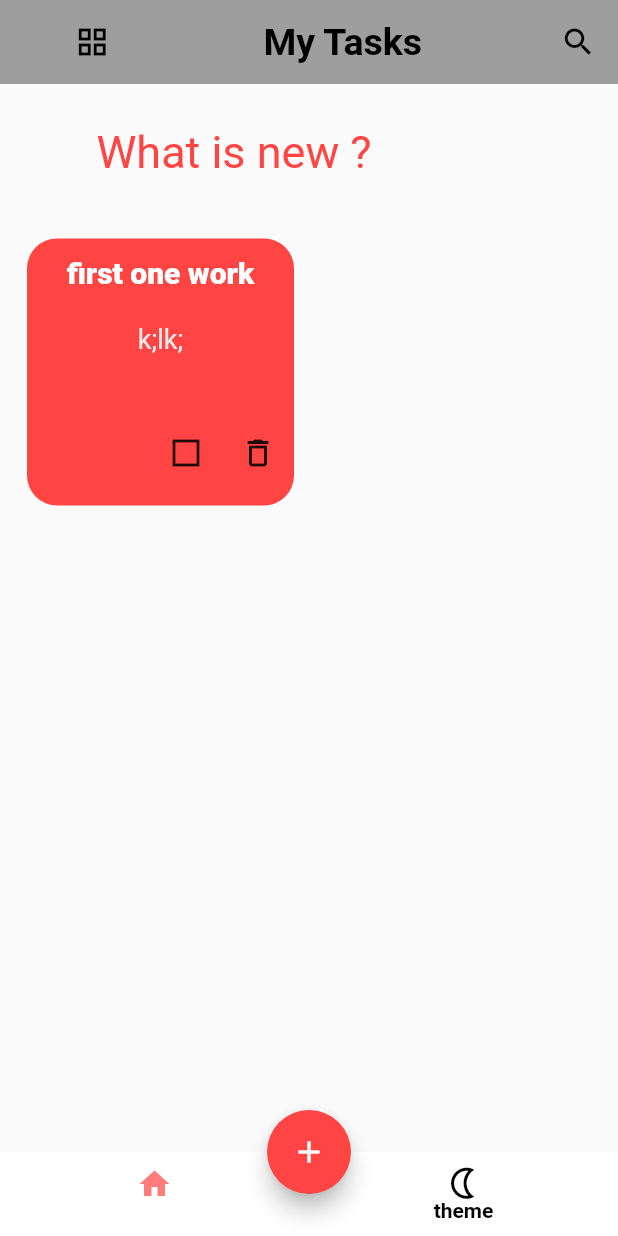
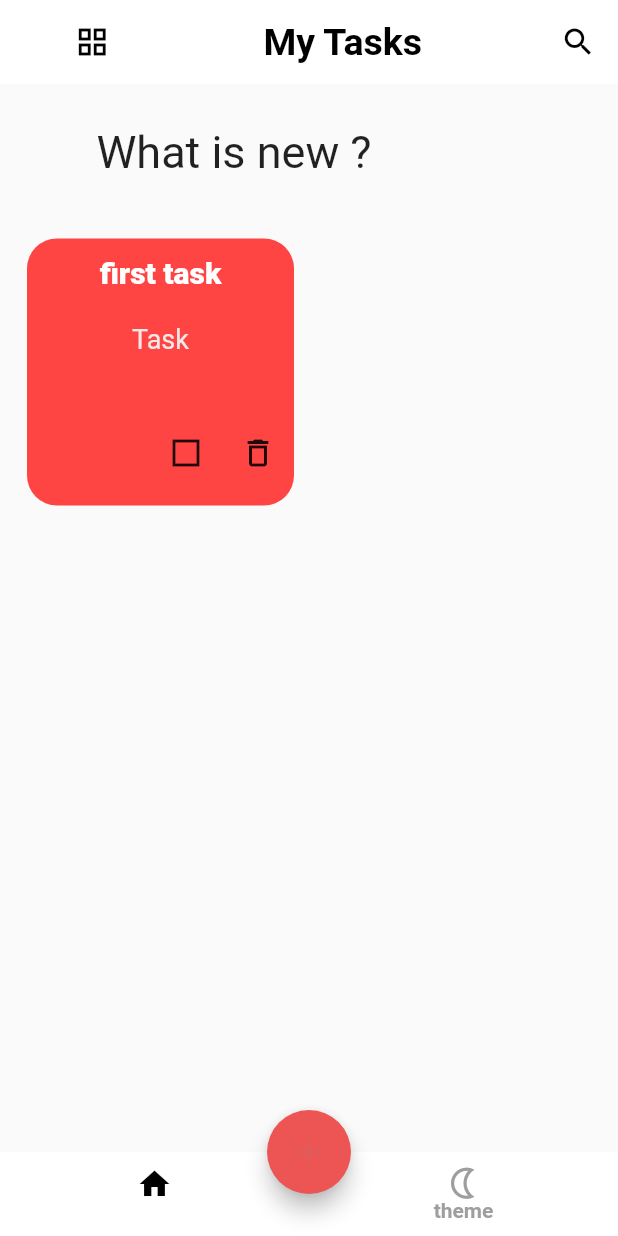
Before and after one commit to Amg2013/To-Do, a Flutter app: the screen it shows after launch, on a phone screen of 412 x 824 dp. Run offline on Flutter 3.47's test engine with Material 2 defaults, Android fonts, the phone set to English and light mode, and no system bars; our stand-ins replace bloc, equatable, flutter_bloc, hexcolor, hydrated_bloc, sqflite; accounts and stored records are empty.

Commit message:
trying to habdel hydrated

```diff
--- a/lib/UI/screens/ListTasks.dart
+++ b/lib/UI/screens/ListTasks.dart
@@ -3,10 +3,9 @@
 import 'package:flutter/material.dart';
 import 'package:tasks/UI/screens/Search.dart';
 import 'package:tasks/UI/widgets/body.dart';
-import 'package:tasks/data/Task.dart';
+import 'package:tasks/data/model/Task.dart';
 import 'package:tasks/utils/AppTheme.dart';
 import '../../logic/Bloc_export.dart';
-import '../../utils/AppColors.dart';
 import '../widgets/NavBar.dart';
 
 class HomeList extends StatefulWidget {
@@ -29,8 +28,7 @@ class _HomeListState extends State<HomeList> {
         // backgroundColor: isLight == true
         //     ? AppThemes.mainColor
         //     : Color.fromARGB(31, 43, 39, 39),
-        appBar: AppBar(
-            elevation: 0,
+        appBar: AppBar(elevation: 0,
             // backgroundColor: isLight == true
             //     ? AppThemes.mainColor
             //     : AppThemes.bottomIconColor,
@@ -67,7 +65,6 @@ class _HomeListState extends State<HomeList> {
         body: BodyList(Value: isList),
         floatingActionButton: FloatingActionButton(
             shape: const CircleBorder(),
-            backgroundColor: AppColors.floatingColor,
             child: const Icon(
               Icons.add,
             ),
--- a/lib/UI/screens/Search.dart
+++ b/lib/UI/screens/Search.dart
@@ -3,6 +3,8 @@ import 'package:flutter/src/widgets/container.dart';
 import 'package:flutter/src/widgets/framework.dart';
 import 'package:tasks/UI/screens/ListTasks.dart';
 import 'package:tasks/UI/widgets/body.dart';
+import 'package:tasks/UI/widgets/task_widget.dart';
+import 'package:tasks/data/model/Task.dart';
 
 class Search extends StatefulWidget {
   const Search({super.key});
@@ -12,10 +14,14 @@ class Search extends StatefulWidget {
 }
 
 class _SearchState extends State<Search> {
+  final searchController = TextEditingController();
+  late List<Task> listToSearch = [
+    Task(id: 'id', title: 'title', description: 'descrap'),
+  ];
+
   @override
   Widget build(BuildContext context) {
-    return SafeArea(
-      child: Scaffold(
+    return (Scaffold(
       appBar: AppBar(elevation: 0, flexibleSpace: Row(), actions: [
         Row(
           children: [
@@ -24,12 +30,15 @@ class _SearchState extends State<Search> {
               height: 60,
               width: 380,
               margin: const EdgeInsets.all(5),
-                child: const TextField(
+              child: TextField(
+                controller: searchController,
                 autofocus: true,
-                  decoration: InputDecoration(
+                decoration: const InputDecoration(
                     labelText: 'search',
                     suffixIcon: Icon(Icons.search_sharp),
-                      border: OutlineInputBorder()),
+                    border: OutlineInputBorder(
+                      borderRadius: BorderRadius.all(Radius.circular(5)),
+                    )),
               ),
             ),
           ],
@@ -38,9 +47,17 @@ class _SearchState extends State<Search> {
       body: Container(
         height: double.infinity,
         margin: const EdgeInsets.all(20),
-          child: BodyList(Value: false),
+        child: ListView.builder(
+            itemCount: listToSearch.length,
+            itemBuilder: (context, index) {
+              final task = listToSearch[index];
+              return MyWidget1(
+                  description: task.description,
+                  id: task.id,
+                  titel: task.title,
+                  task: task);
+            }),
       ),
-      ),
-    );
+    ));
   }
 }
--- a/lib/UI/widgets/NavBar.dart
+++ b/lib/UI/widgets/NavBar.dart
@@ -4,7 +4,6 @@ import 'package:flutter/material.dart';
 import 'package:hexcolor/hexcolor.dart';
 
 import '../../logic/Bloc_export.dart';
-import '../../utils/AppColors.dart';
 
 class NavBar extends StatefulWidget {
   bool isLight = true;
@@ -23,14 +22,14 @@ class _NavBarState extends State<NavBar> {
       builder: (context, state) {
         return BottomNavigationBar(
           currentIndex: 0,
-          selectedItemColor: HexColor("#FF4444").withOpacity(0.7),
+          // selectedItemColor: HexColor("#FF4444").withOpacity(0.7),
           selectedLabelStyle:
               TextStyle(fontWeight: FontWeight.w600, fontSize: 12),
-          unselectedItemColor: AppColors.bottomIconColor,
+          // unselectedItemColor: AppColors.bottomIconColor,
           unselectedLabelStyle: TextStyle(
-              fontWeight: FontWeight.w600,
-              fontSize: 14,
-              color: AppColors.bottomIconColor),
+            fontWeight: FontWeight.w600,
+            fontSize: 14,
+          ),
           elevation: 0,
           showSelectedLabels: false,
           // var value = true ,
--- a/lib/UI/widgets/body.dart
+++ b/lib/UI/widgets/body.dart
@@ -2,9 +2,8 @@
 
 import 'package:flutter/material.dart';
 import 'package:tasks/UI/widgets/task_widget.dart';
-import 'package:tasks/utils/AppTheme.dart';
 
-import '../../data/Task.dart';
+import '../../data/model/Task.dart';
 import '../../logic/Bloc_export.dart';
 
 class BodyList extends StatelessWidget {
@@ -27,10 +26,11 @@ class BodyList extends StatelessWidget {
                 Container(
                     margin:
                         const EdgeInsets.only(right: 100, top: 20, bottom: 30),
-                    child: Text(
+                    child: const Text(
                       'What is new ?',
                       style: TextStyle(
-                          fontSize: 30, color: AppThemes.contBackColor),
+                        fontSize: 30,
+                      ),
                     )),
                 Expanded(
                     child: Value == false
--- a/lib/data/Post_repo.dart
+++ /dev/null
@@ -1,4 +0,0 @@
-abstract class BiasPost {
-  Future<List<String>> all_posts();
-  Future<List<String>> postByID();
-}
--- a/lib/logic/Tasks_block/tasks_bloc.dart
+++ b/lib/logic/Tasks_block/tasks_bloc.dart
@@ -1,8 +1,8 @@
 import 'dart:convert';
 
-import 'package:bloc/bloc.dart';
 import 'package:equatable/equatable.dart';
-import '../../data/Task.dart';
+import 'package:sqflite/sqflite.dart';
+import '../../data/model/Task.dart';
 import '../Bloc_export.dart';
 part 'tasks_event.dart';
 part 'tasks_state.dart';
@@ -11,14 +11,15 @@ class TasksBloc extends HydratedBloc<TasksEvent, TasksState> {
   TasksBloc() : super(const TasksState()) {
     on<AddTask>(_onAddTask);
     on<DeleteTask>(_onDeleteTask);
-    on<completedTasks>(_onUpdateTask);
+    // on<CompletedTasks>(_onUpdateTask);
   }
+
   void _onAddTask(AddTask event, Emitter<TasksState> emit) {
     final state = this.state;
     emit(TasksState(allTasks: List.from(state.allTasks)..add(event.task)));
   }
 
-  void _onUpdateTask(completedTasks event, Emitter<TasksState> emit) {
+  void _onUpdateTask(CompletedTasks event, Emitter<TasksState> emit) {
     final state = this.state;
     final task = event.task;
     final int index = state.allTasks.indexOf(task);
--- a/lib/logic/Tasks_block/tasks_event.dart
+++ b/lib/logic/Tasks_block/tasks_event.dart
@@ -19,10 +19,10 @@ class AddTask extends TasksEvent {
   List<Object> get props => [task];
 }
 
-class completedTasks extends TasksEvent {
+class CompletedTasks extends TasksEvent {
   final Task task;
 
-  const completedTasks({
+  const CompletedTasks({
     required this.task,
   });
 
--- a/lib/logic/Tasks_block/tasks_state.dart
+++ b/lib/logic/Tasks_block/tasks_state.dart
@@ -5,26 +5,22 @@ part of 'tasks_bloc.dart';
 class TasksState extends Equatable {
   final List<Task> allTasks;
   final List<Task> completedTasks;
-  final List<Task> DeleteTasks;
+  final List<Task> deleteTasks;
 
   const TasksState({
     this.allTasks = const <Task>[],
     this.completedTasks = const <Task>[],
-    this.DeleteTasks = const <Task>[],
+    this.deleteTasks = const <Task>[],
   });
 
   @override
-  List<Object> get props => [
-        allTasks,
-        completedTasks,
-        DeleteTasks,
-      ];
+  List<Object> get props => [allTasks, completedTasks, deleteTasks];
 
   Map<String, dynamic> toMap() {
     return <String, dynamic>{
       'allTasks': allTasks.map((x) => x.toMap()).toList(),
-      'completedTasks': completedTasks.map((x) => x.toMap()).toList(),
-      'DeleteTasks': DeleteTasks.map((x) => x.toMap()).toList(),
+      // 'completedTasks': completedTasks.map((x) => x.toMap()).toList(),
+      // 'DeleteTasks': deleteTasks.map((x) => x.toMap()).toList(),
     };
   }
 
@@ -35,16 +31,16 @@ class TasksState extends Equatable {
           (x) => Task.fromMap(x as Map<String, dynamic>),
         ),
       ),
-      completedTasks: List<Task>.from(
-        (map['completedTasks'] as List<int>).map<Task>(
-          (x) => Task.fromMap(x as Map<String, dynamic>),
-        ),
-      ),
-      DeleteTasks: List<Task>.from(
-        (map['DeleteTasks'] as List<int>).map<Task>(
-          (x) => Task.fromMap(x as Map<String, dynamic>),
-        ),
-      ),
+      // completedTasks: List<Task>.from(
+      //   (map['completedTasks'] as List<int>).map<Task>(
+      //     (x) => Task.fromMap(x as Map<String, dynamic>),
+      //   ),
+      // ),
+      // deleteTasks: List<Task>.from(
+      //   (map['DeleteTasks'] as List<int>).map<Task>(
+      //     (x) => Task.fromMap(x as Map<String, dynamic>),
+      //   ),
+      // ),
     );
   }
 
@@ -53,3 +49,20 @@ class TasksState extends Equatable {
   factory TasksState.fromJson(String source) =>
       TasksState.fromMap(json.decode(source) as Map<String, dynamic>);
 }
+
+void creatDataBase() async {
+  openDatabase(
+    'tasks.db',
+    version: 1,
+    onCreate: (db, version) async {
+      print('data is created');
+      db
+          .execute('CREAT TABEL tasks (id TEXT PRIMARY KAY, title  TEXT)')
+          .then((value) {
+        print('tabel created');
+      }).catchError((error) {
+        print('Error ${error.toString()}');
+      });
+    },
+  );
+}
--- a/lib/main.dart
+++ b/lib/main.dart
@@ -2,7 +2,7 @@ import 'package:flutter/material.dart';
 import 'package:hexcolor/hexcolor.dart';
 import 'package:path_provider/path_provider.dart';
 import 'package:tasks/UI/screens/ListTasks.dart';
-import 'package:tasks/data/Task.dart';
+import 'package:tasks/data/model/Task.dart';
 import 'package:tasks/utils/AppTheme.dart';
 
 import 'logic/Bloc_export.dart';
@@ -27,10 +27,7 @@ class MyApp extends StatelessWidget {
         BlocProvider(
             create: (context) => TasksBloc()
               ..add(AddTask(
-                  task: Task(
-                      title: 'first one work',
-                      id: '9',
-                      description: 'sdfsdf'))))
+                  task: Task(title: 'first task', id: '9', description: 'A'))))
       ],
       child: BlocBuilder<SwitchBloc, SwitchState>(
         builder: (context, state) {
@@ -39,7 +36,7 @@ class MyApp extends StatelessWidget {
                 ? AppThemes.appThemeData[AppTheme.darkTheme]
                 : AppThemes.appThemeData[AppTheme.lightTheme],
             color: HexColor('#E5E5E5'),
-            home: HomeList(),
+            home: const HomeList(),
             debugShowCheckedModeBanner: false,
           );
         },
--- a/lib/utils/AppColors.dart
+++ /dev/null
@@ -1,31 +0,0 @@
-import 'package:flutter/material.dart';
-
-class AppColors {
-  static Color mainColor = Colors.white;
-  static Color textColor = const Color(0xffFF0000);
-  static Color contBackColor = const Color(0xffFF4444);
-  static Color floatingColor = const Color(0xffFF4444);
-  static Color iconColor = const Color(0xffFF0000);
-  static Color bottomNavColor = Colors.white;
-  static Color bottomIconColor = Colors.black;
-
-  AppColors.lightTheme() {
-    mainColor = Colors.white;
-    textColor = const Color(0xffFF0000);
-    contBackColor = const Color(0xffFF4444);
-    floatingColor = const Color(0xffFF4444);
-    iconColor = const Color(0xffFF0000);
-    bottomNavColor = Colors.white;
-    bottomIconColor = Colors.black;
-  }
-
-  AppColors.dark() {
-    mainColor = Colors.black;
-    textColor = Colors.white;
-    contBackColor = const Color(0xff2B2727);
-    floatingColor = const Color(0xffBF0000);
-    iconColor = Colors.white;
-    bottomNavColor = const Color(0xff0E0D0E);
-    bottomIconColor = Colors.white;
-  }
-}
--- a/lib/utils/AppTheme.dart
+++ b/lib/utils/AppTheme.dart
@@ -1,24 +1,24 @@
-// ignore_for_file: file_names
+// ignore_for_file: file_names, prefer_const_constructors
 
 import 'package:flutter/material.dart';
 
 enum AppTheme { darkTheme, lightTheme }
 
 class AppThemes {
-  static Color mainColor = Colors.white;
-  static Color textColor = const Color(0xffFF0000);
-  static Color contBackColor = const Color(0xffFF4444);
-  static Color floatingColor = const Color(0xffFF4444);
-  static Color iconColor = const Color(0xffFF0000);
-  static Color bottomNavColor = Colors.white;
-  static Color bottomIconColor = Colors.black;
+  // static Color mainColor = Colors.white;
+  // static Color textColor = const Color(0xffFF0000);
+  // static Color contBackColor = const Color(0xffFF4444);
+  // static Color floatingColor = const Color(0xffFF4444);
+  // static Color iconColor = const Color(0xffFF0000);
+  // static Color bottomNavColor = Colors.white;
+  // static Color bottomIconColor = Colors.black;
+
   static final appThemeData = {
     AppTheme.darkTheme: ThemeData(
         primarySwatch: Colors.grey,
         primaryColor: Colors.black,
         brightness: Brightness.dark,
         backgroundColor: const Color(0xFF212121),
-      dividerColor: Colors.black54,
         floatingActionButtonTheme: const FloatingActionButtonThemeData(
           backgroundColor: Colors.white,
         ),
@@ -32,34 +32,34 @@ class AppThemes {
         ),
         bottomNavigationBarTheme: const BottomNavigationBarThemeData(
             backgroundColor: Color.fromARGB(255, 0, 0, 0),
-          unselectedItemColor: Color.fromARGB(255, 0, 0, 0)),
-    ),
+            unselectedItemColor: Color.fromARGB(255, 0, 0, 0),
+            selectedItemColor: Colors.red),
+        appBarTheme: AppBarTheme(color: Color.fromARGB(255, 0, 0, 0))),
 
     //
     //
 
     AppTheme.lightTheme: ThemeData(
-      primarySwatch: Colors.grey,
+        primarySwatch: Colors.cyan,
         primaryColor: Colors.white,
         brightness: Brightness.light,
         backgroundColor: const Color(0xFFE5E5E5),
-      dividerColor: contBackColor,
         floatingActionButtonTheme: const FloatingActionButtonThemeData(
           backgroundColor: Color.fromARGB(255, 237, 85, 85),
-        foregroundColor: Colors.white,
+          foregroundColor: Color.fromARGB(255, 221, 92, 92),
         ),
         textButtonTheme: TextButtonThemeData(
           style: ButtonStyle(
-          foregroundColor: MaterialStateProperty.all(Colors.black),
+            foregroundColor: MaterialStateProperty.all(Colors.red),
           ),
         ),
-      textTheme: const TextTheme(
-        subtitle1: TextStyle(color: Colors.black),
+        textTheme: TextTheme(
+          subtitle1: TextStyle(color: Colors.red),
         ),
-      bottomNavigationBarTheme: BottomNavigationBarThemeData(
-          backgroundColor: bottomNavColor,
+        bottomNavigationBarTheme: const BottomNavigationBarThemeData(
+            backgroundColor: Colors.white,
             selectedItemColor: Colors.black,
             unselectedItemColor: Colors.grey),
-    ),
+        appBarTheme: AppBarTheme(color: Colors.white)),
   };
 }
--- a/pubspec.yaml
+++ b/pubspec.yaml
@@ -41,6 +41,7 @@ dependencies:
   path_provider: ^2.0.12
   shared_preferences: ^2.0.17
   spincircle_bottom_bar: ^2.0.0
+  sqflite: ^2.2.4+1
   swipeable_button_view: ^0.0.2
 
 dev_dependencies:
```
Also changed, not shown: lib/UI/screens/skitch.dart (deleted, +0 -77 lines), lib/UI/widgets/task_widget.dart (+20 -84 lines), lib/data/Post_api.dart (deleted, +0 -15 lines), lib/data/data sources/dataBase.dart (added, +101 -0 lines), lib/data/model/Task.dart (renamed from lib/data/Task.dart), pubspec.lock, 1 other file. Lines whose indentation alone changed are shown as unchanged.
